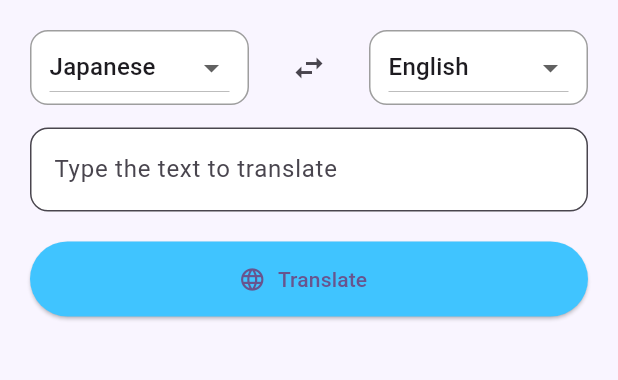
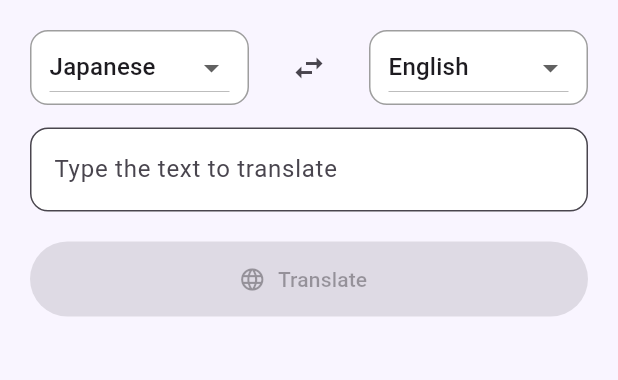
Before and after one commit to Yuji5117/polylingo, a Flutter app: the screen it shows after launch, on a phone screen of 412 x 824 dp, the part 84-464 px from its top. Run offline on Flutter 3.47's test engine with Material 3 defaults, Android fonts, the phone set to English and light mode, and no system bars; our stand-ins replace flutter_dotenv.

Commit message:
make translate button disabled when input is empty

```diff
--- a/lib/screens/translate_screen.dart
+++ b/lib/screens/translate_screen.dart
@@ -49,7 +49,11 @@ class TranslationScreen extends StatelessWidget {
               SizedBox(
                   width: double.infinity,
                   height: 50,
-                  child: TranslationButton(onPressed: viewModel.translate)),
+                  child: TranslationButton(
+                    onPressed: viewModel.canSubmit
+                        ? () => viewModel.translate()
+                        : null,
+                  )),
               const SizedBox(height: 30),
               if (viewModel.translationResult.isNotEmpty)
                 TranslationSection(
--- a/lib/view_model/translate_view_model.dart
+++ b/lib/view_model/translate_view_model.dart
@@ -32,7 +32,15 @@ class TranslateViewModel extends ChangeNotifier {
   String get toSelectedLanguage => _toSelectedLanguage;
   TextEditingController get textEditingController => _textEditingController;
 
-  TranslateViewModel({required TranslateService service}) : _service = service;
+  bool get canSubmit => _textEditingController.text.trim().isNotEmpty;
+
+  TranslateViewModel({required TranslateService service}) : _service = service {
+    _textEditingController.addListener(_onTextChanged);
+  }
+
+  void _onTextChanged() {
+    notifyListeners();
+  }
 
   void onFromLanguageChanged(String? newValue) {
     if (newValue == null) return;
--- a/lib/widgets/translation_button.dart
+++ b/lib/widgets/translation_button.dart
@@ -1,7 +1,7 @@
 import 'package:flutter/material.dart';
 
 class TranslationButton extends StatelessWidget {
-  final VoidCallback onPressed;
+  final VoidCallback? onPressed;
 
   const TranslationButton({super.key, required this.onPressed});
 
--- a/lib/widgets/translation_input_field.dart
+++ b/lib/widgets/translation_input_field.dart
@@ -1,14 +1,14 @@
 import 'package:flutter/material.dart';
 
 class TranslationInputField extends StatelessWidget {
+  final TextEditingController _textEditingController;
+  final String? errorText;
+
   const TranslationInputField(
       {super.key,
       required TextEditingController textEditingController,
       this.errorText})
       : _textEditingController = textEditingController;
-
-  final TextEditingController _textEditingController;
-  final String? errorText;
 
   @override
   Widget build(BuildContext context) {
```
